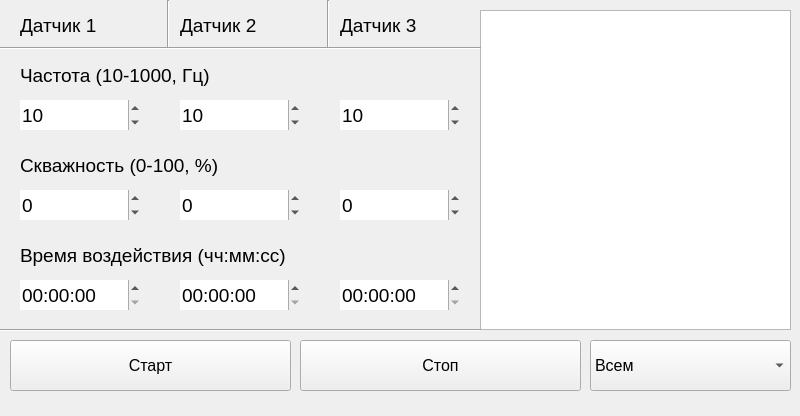
First picture: the form in application.ui, repository TheGarlicDogg/PWM-Control, before the edit.
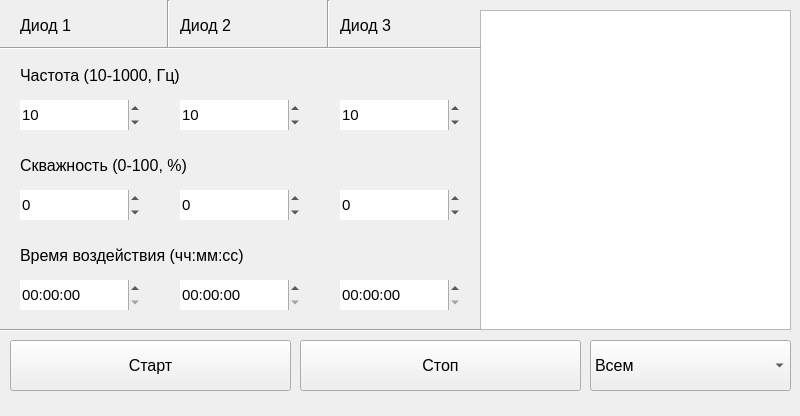
Second picture: the form after the edit.

What changed in the file:
```diff
--- a/application.ui
+++ b/application.ui
@@ -140,13 +140,13 @@
      <rect>
       <x>20</x>
       <y>60</y>
-      <width>241</width>
+      <width>441</width>
       <height>31</height>
      </rect>
     </property>
     <property name="font">
      <font>
-      <pointsize>14</pointsize>
+      <pointsize>12</pointsize>
      </font>
     </property>
     <property name="autoFillBackground">
@@ -161,13 +161,13 @@
      <rect>
       <x>20</x>
       <y>150</y>
-      <width>271</width>
+      <width>441</width>
       <height>31</height>
      </rect>
     </property>
     <property name="font">
      <font>
-      <pointsize>14</pointsize>
+      <pointsize>12</pointsize>
      </font>
     </property>
     <property name="autoFillBackground">
@@ -182,13 +182,13 @@
      <rect>
       <x>20</x>
       <y>240</y>
-      <width>321</width>
+      <width>431</width>
       <height>31</height>
      </rect>
     </property>
     <property name="font">
      <font>
-      <pointsize>14</pointsize>
+      <pointsize>12</pointsize>
      </font>
     </property>
     <property name="autoFillBackground">
@@ -209,7 +209,7 @@
     </property>
     <property name="font">
      <font>
-      <pointsize>14</pointsize>
+      <pointsize>11</pointsize>
      </font>
     </property>
     <property name="styleSheet">
@@ -248,7 +248,7 @@
     </property>
     <property name="font">
      <font>
-      <pointsize>14</pointsize>
+      <pointsize>11</pointsize>
      </font>
     </property>
     <property name="styleSheet">
@@ -281,7 +281,7 @@
     </property>
     <property name="font">
      <font>
-      <pointsize>14</pointsize>
+      <pointsize>11</pointsize>
      </font>
     </property>
     <property name="styleSheet">
@@ -340,7 +340,7 @@
     </property>
     <property name="font">
      <font>
-      <pointsize>14</pointsize>
+      <pointsize>11</pointsize>
      </font>
     </property>
     <property name="styleSheet">
@@ -379,7 +379,7 @@
     </property>
     <property name="font">
      <font>
-      <pointsize>14</pointsize>
+      <pointsize>11</pointsize>
      </font>
     </property>
     <property name="styleSheet">
@@ -418,7 +418,7 @@
     </property>
     <property name="font">
      <font>
-      <pointsize>14</pointsize>
+      <pointsize>11</pointsize>
      </font>
     </property>
     <property name="styleSheet">
@@ -454,7 +454,7 @@
     </property>
     <property name="font">
      <font>
-      <pointsize>14</pointsize>
+      <pointsize>11</pointsize>
      </font>
     </property>
     <property name="styleSheet">
@@ -490,7 +490,7 @@
     </property>
     <property name="font">
      <font>
-      <pointsize>14</pointsize>
+      <pointsize>11</pointsize>
      </font>
     </property>
     <property name="styleSheet">
@@ -523,7 +523,7 @@
     </property>
     <property name="font">
      <font>
-      <pointsize>14</pointsize>
+      <pointsize>11</pointsize>
      </font>
     </property>
     <property name="styleSheet">
@@ -556,14 +556,14 @@
     </property>
     <property name="font">
      <font>
-      <pointsize>14</pointsize>
+      <pointsize>12</pointsize>
      </font>
     </property>
     <property name="autoFillBackground">
      <bool>true</bool>
     </property>
     <property name="text">
-     <string>Датчик 1</string>
+     <string>Диод 1</string>
     </property>
    </widget>
    <widget class="QLabel" name="label_5">
@@ -577,14 +577,14 @@
     </property>
     <property name="font">
      <font>
-      <pointsize>14</pointsize>
+      <pointsize>12</pointsize>
      </font>
     </property>
     <property name="autoFillBackground">
      <bool>true</bool>
     </property>
     <property name="text">
-     <string>Датчик 2</string>
+     <string>Диод 2</string>
     </property>
    </widget>
    <widget class="QLabel" name="label_6">
@@ -598,14 +598,14 @@
     </property>
     <property name="font">
      <font>
-      <pointsize>14</pointsize>
+      <pointsize>12</pointsize>
      </font>
     </property>
     <property name="autoFillBackground">
      <bool>true</bool>
     </property>
     <property name="text">
-     <string>Датчик 3</string>
+     <string>Диод 3</string>
     </property>
    </widget>
    <widget class="Line" name="line">
```
